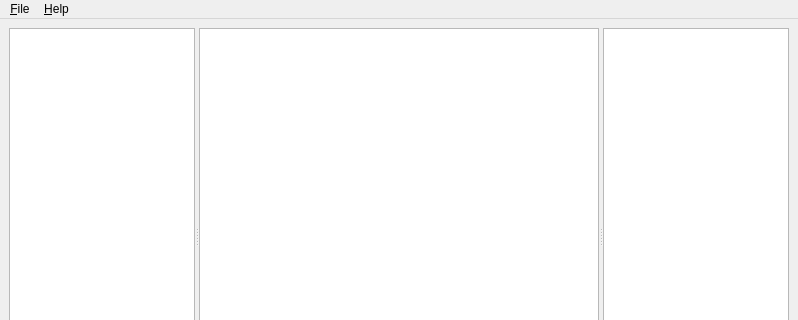
Old version of the form agrajag/editor/editor.ui in the repository erszcz/agrajag; both pictures show x 0 to 798 and y 0 to 320 of the 798 by 475 pixel window.
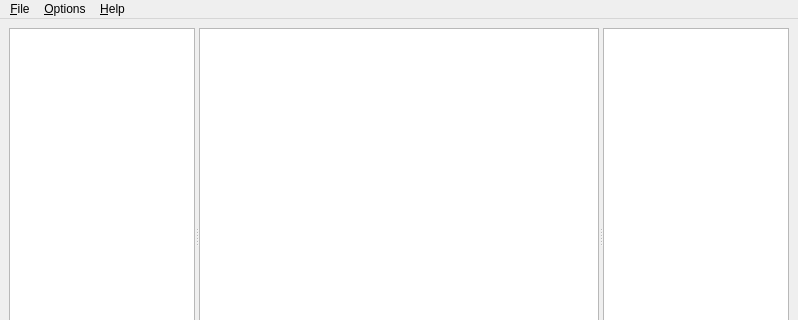
New version of the form. Custom widgets are drawn as their Qt base class.

```diff
--- a/agrajag/editor/editor.ui
+++ b/agrajag/editor/editor.ui
@@ -90,7 +90,7 @@
      <x>0</x>
      <y>0</y>
      <width>798</width>
-     <height>32</height>
+     <height>27</height>
     </rect>
    </property>
    <widget class="QMenu" name="menuFile" >
@@ -112,7 +112,13 @@
     </property>
     <addaction name="actionAbout_Qt" />
    </widget>
+   <widget class="QMenu" name="menuOptions" >
+    <property name="title" >
+     <string>&amp;Options</string>
+    </property>
+   </widget>
    <addaction name="menuFile" />
+   <addaction name="menuOptions" />
    <addaction name="menuHelp" />
   </widget>
   <widget class="QStatusBar" name="statusbar" >
```
Left out of the diff: 13 changed lines with no effect on the pictures.
